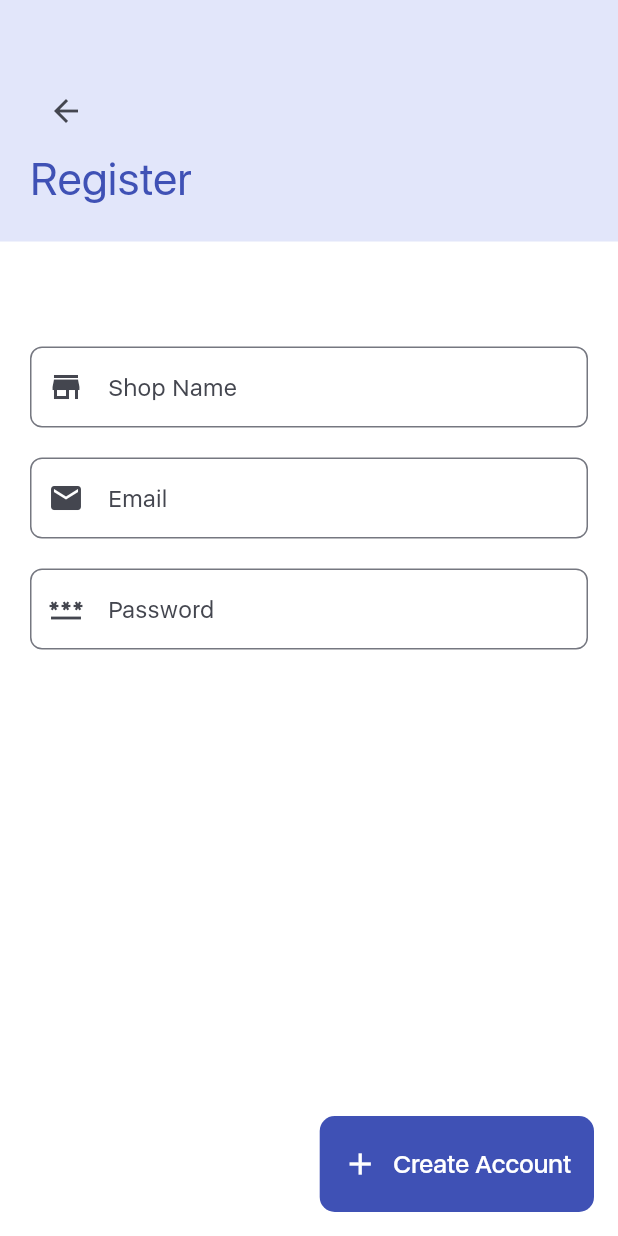
After one commit to VythonDeveloper/jeweller_billbook, a Flutter app: the EmailRegisterUI screen opened directly, on a phone screen of 412 x 824 dp. The commit adds this screen. Run offline on Flutter 3.47's test engine with Material 2 defaults, Android fonts, the phone set to English and light mode, and no system bars; our stand-ins replace cloud_firestore, firebase_auth, firebase_core, google_sign_in, shared_preferences; missing offline and left inert: page_route_transition; accounts and stored records are empty; project files that could hold a hidden picture were left out.

Commit message:
added email register/login

```diff
--- a/lib/Home/dashboard.dart
+++ b/lib/Home/dashboard.dart
@@ -24,6 +24,7 @@ class _DashboardUiState extends State<DashboardUi> {
   Widget build(BuildContext context) {
     return Scaffold(
       appBar: AppBar(
+        automaticallyImplyLeading: false,
         title: Row(
           children: [
             Icon(Icons.book),
--- /dev/null
+++ b/lib/Signin/emailRegisterUI.dart
@@ -0,0 +1,294 @@
+import 'package:flutter/material.dart';
+import 'package:flutter/services.dart';
+import 'package:jeweller_billbook/Home/home.dart';
+import 'package:page_route_transition/page_route_transition.dart';
+
+import '../colors.dart';
+import '../services/auth.dart';
+
+class EmailRegisterUI extends StatefulWidget {
+  const EmailRegisterUI({Key? key}) : super(key: key);
+
+  @override
+  _EmailRegisterUIState createState() => _EmailRegisterUIState();
+}
+
+class _EmailRegisterUIState extends State<EmailRegisterUI> {
+  final shopNameController = TextEditingController();
+  final passwordController = TextEditingController();
+  final emailController = TextEditingController();
+  bool isLoading = false;
+
+  final formKey = GlobalKey<FormState>();
+
+  @override
+  void dispose() {
+    super.dispose();
+    shopNameController.dispose();
+    passwordController.dispose();
+    emailController.dispose();
+  }
+
+  createAccount() async {
+    if (formKey.currentState!.validate()) {
+      //UNFOCUSSING THE TEXTFIELD
+      FocusScope.of(context).unfocus();
+      setState(() {
+        isLoading = true;
+      });
+      String res = await AuthMethods().registerWithEmailandPassword(
+        context,
+        emailController.text,
+        passwordController.text,
+        shopNameController.text,
+      );
+
+      setState(() {
+        isLoading = false;
+      });
+
+      if (res == 'success') {
+        Navigator.popUntil(context, (route) => false);
+        PageRouteTransition.push(context, HomePage());
+      } else {
+        print(res);
+        ScaffoldMessenger.of(context).showSnackBar(
+          SnackBar(
+            content: Text(
+              res,
+              style: TextStyle(
+                fontWeight: FontWeight.w600,
+              ),
+            ),
+            backgroundColor: Colors.red,
+          ),
+        );
+      }
+    }
+  }
+
+  @override
+  Widget build(BuildContext context) {
+    SystemChrome.setSystemUIOverlayStyle(
+      SystemUiOverlayStyle.dark.copyWith(
+        statusBarIconBrightness: Brightness.dark,
+        statusBarColor: Colors.transparent,
+        systemNavigationBarColor: primaryAccentColor,
+        systemNavigationBarIconBrightness: Brightness.dark,
+      ),
+    );
+    return Scaffold(
+      body: Container(
+        width: double.infinity,
+        height: double.infinity,
+        child: SafeArea(
+          top: false,
+          child: Form(
+            key: formKey,
+            child: Column(
+              crossAxisAlignment: CrossAxisAlignment.start,
+              // mainAxisAlignment: MainAxisAlignment.end,
+              children: [
+                Container(
+                  width: double.infinity,
+                  color: primaryAccentColor,
+                  padding: EdgeInsets.only(top: 50, bottom: 20, left: 20),
+                  child: Column(
+                    crossAxisAlignment: CrossAxisAlignment.start,
+                    children: [
+                      IconButton(
+                        onPressed: () {
+                          Navigator.pop(context);
+                        },
+                        icon: Icon(
+                          Icons.arrow_back,
+                        ),
+                      ),
+                      Text(
+                        'Register',
+                        style: TextStyle(
+                          color: primaryColor,
+                          fontSize: 30,
+                          fontWeight: FontWeight.w400,
+                        ),
+                      ),
+                    ],
+                  ),
+                ),
+                Expanded(
+                  child: ListView(
+                    padding: EdgeInsets.all(20),
+                    children: [
+                      SizedBox(
+                        height: 40,
+                      ),
+                      CustomTextField(
+                        icon: Icon(Icons.store),
+                        label: 'Shop Name',
+                        obsecureText: false,
+                        textCapitalization: TextCapitalization.sentences,
+                        controller: shopNameController,
+                        keyboardType: TextInputType.text,
+                        validator: (value) {
+                          if (value!.isEmpty) {
+                            return 'This Field is required';
+                          }
+                          return null;
+                        },
+                      ),
+                      CustomTextField(
+                        icon: Icon(Icons.email),
+                        label: 'Email',
+                        obsecureText: false,
+                        textCapitalization: TextCapitalization.none,
+                        controller: emailController,
+                        keyboardType: TextInputType.emailAddress,
+                        validator: (value) {
+                          return RegExp(
+                                      r"^[a-zA-Z0-9.!#$%&'*+/=?^_`{|}~-]+@[a-zA-Z0-9-]+(?:\.[a-zA-Z0-9-]+)*$")
+                                  .hasMatch(value!)
+                              ? null
+                              : "Provide a valid password";
+                        },
+                      ),
+                      CustomTextField(
+                        icon: Icon(Icons.password),
+                        label: 'Password',
+                        obsecureText: true,
+                        textCapitalization: TextCapitalization.none,
+                        controller: passwordController,
+                        keyboardType: TextInputType.number,
+                        validator: (value) {
+                          if (value!.length < 6) {
+                            return 'Password Length must be more than 6 characters';
+                          } else if (value.isEmpty) {
+                            return 'This Field is required';
+                          }
+                          return null;
+                        },
+                      ),
+                    ],
+                  ),
+                ),
+
+                // Row(
+                //   crossAxisAlignment: CrossAxisAlignment.center,
+                //   mainAxisAlignment: MainAxisAlignment.center,
+                //   children: [
+                //     Container(
+                //       padding:
+                //           EdgeInsets.symmetric(horizontal: 10, vertical: 6),
+                //       decoration: BoxDecoration(
+                //         color: Colors.grey.shade200,
+                //         borderRadius: BorderRadius.only(
+                //           bottomLeft: Radius.circular(6),
+                //           topLeft: Radius.circular(6),
+                //         ),
+                //       ),
+                //       child: Text(
+                //         'Already have an account?',
+                //         style: TextStyle(
+                //           color: Colors.grey.shade600,
+                //           fontWeight: FontWeight.w900,
+                //           fontSize: 12,
+                //         ),
+                //       ),
+                //     ),
+                //     InkWell(
+                //       splashColor: Colors.blue.shade100,
+                //       onTap: () {},
+                //       child: Container(
+                //         padding:
+                //             EdgeInsets.symmetric(horizontal: 10, vertical: 6),
+                //         decoration: BoxDecoration(
+                //           color: primaryColor,
+                //           borderRadius: BorderRadius.only(
+                //             topRight: Radius.circular(6),
+                //             bottomRight: Radius.circular(6),
+                //           ),
+                //         ),
+                //         child: Text(
+                //           'Log In',
+                //           style: TextStyle(
+                //             color: Colors.white,
+                //             letterSpacing: 1.6,
+                //             fontSize: 12,
+                //             fontWeight: FontWeight.w500,
+                //             // fontFamily: 'default',
+                //           ),
+                //         ),
+                //       ),
+                //     ),
+                //   ],
+                // ),
+              ],
+            ),
+          ),
+        ),
+      ),
+      floatingActionButton: MaterialButton(
+        onPressed: () {
+          if (!isLoading) {
+            createAccount();
+          }
+        },
+        shape: RoundedRectangleBorder(
+          borderRadius: BorderRadius.circular(10),
+        ),
+        color: primaryColor,
+        elevation: 0,
+        highlightElevation: 0,
+        padding: EdgeInsets.symmetric(horizontal: 15, vertical: 20),
+        child: isLoading
+            ? CircularProgressIndicator()
+            : Row(
+                mainAxisSize: MainAxisSize.min,
+                children: [
+                  Icon(
+                    Icons.add,
+                    color: Colors.white,
+                  ),
+                  SizedBox(
+                    width: 10,
+                  ),
+                  Text(
+                    'Create Account',
+                    style: TextStyle(
+                      fontSize: 17,
+                      color: Colors.white,
+                    ),
+                  ),
+                ],
+              ),
+      ),
+    );
+  }
+}
+
+Widget CustomTextField(
+    {final label,
+    obsecureText,
+    textCapitalization,
+    controller,
+    keyboardType,
+    validator,
+    icon}) {
+  return Padding(
+    padding: EdgeInsets.symmetric(vertical: 10),
+    child: TextFormField(
+      controller: controller,
+      keyboardType: keyboardType,
+      textCapitalization: textCapitalization,
+      obscureText: obsecureText,
+      decoration: InputDecoration(
+        contentPadding: EdgeInsets.symmetric(vertical: 15, horizontal: 10),
+        prefixIcon: icon,
+        labelText: label,
+        border: OutlineInputBorder(
+          borderRadius: BorderRadius.circular(8),
+        ),
+      ),
+      validator: validator,
+    ),
+  );
+}
--- /dev/null
+++ b/lib/colors.dart
@@ -0,0 +1,4 @@
+import 'package:flutter/material.dart';
+
+const primaryColor = Colors.indigo;
+const primaryAccentColor = Color.fromARGB(255, 226, 230, 250);
--- a/lib/main.dart
+++ b/lib/main.dart
@@ -2,7 +2,7 @@ import 'package:firebase_core/firebase_core.dart';
 import 'package:flutter/material.dart';
 import 'package:flutter/services.dart';
 import 'package:jeweller_billbook/Home/home.dart';
-import 'package:jeweller_billbook/Signin/loginUI.dart';
+import 'package:jeweller_billbook/Signin/welcomeUI.dart';
 import 'package:jeweller_billbook/services/auth.dart';
 import 'package:page_route_transition/page_route_transition.dart';
 
--- a/lib/services/auth.dart
+++ b/lib/services/auth.dart
@@ -3,7 +3,7 @@ import 'package:firebase_auth/firebase_auth.dart';
 import 'package:flutter/material.dart';
 import 'package:google_sign_in/google_sign_in.dart';
 import 'package:jeweller_billbook/Home/home.dart';
-import 'package:jeweller_billbook/Signin/loginUI.dart';
+import 'package:jeweller_billbook/Signin/welcomeUI.dart';
 import 'package:shared_preferences/shared_preferences.dart';
 
 import 'database.dart';
@@ -88,8 +88,135 @@ class AuthMethods {
     }
   }
 
+  //--------------------------------------->
+  ///  SIGN UP USER
+
+  Future<String> registerWithEmailandPassword(
+    BuildContext context,
+    String email,
+    String password,
+    String name,
+  ) async {
+    String res = 'Some error occurred';
+    try {
+      if (email.isNotEmpty || password.isNotEmpty || name.isNotEmpty) {
+        ///  REGISTER THE USER
+        UserCredential cred = await auth.createUserWithEmailAndPassword(
+          email: email,
+          password: password,
+        );
+        final username = email.split('@').first;
+
+        Map<String, dynamic> userInfoMap = {
+          'uid': cred.user!.uid,
+          'email': email,
+          'imgUrl': '',
+          'name': name,
+          'username': username,
+        };
+
+        final SharedPreferences prefs = await _prefs;
+
+        prefs.setString('USERKEY', cred.user!.uid);
+        prefs.setString('USERDISPLAYNAMEKEY', name);
+        prefs.setString('USERNAMEKEY', username);
+        prefs.setString('USEREMAILKEY', email);
+        prefs.setString('USERPROFILEKEY', '');
+
+        // print('UID from preference -----> ' +
+        //     prefs.getString('USERKEY').toString());
+
+        UserData.uid = cred.user!.uid;
+        UserData.email = email;
+        UserData.userDisplayName = name;
+        UserData.username = username;
+        UserData.profileUrl = '';
+
+        ///   ADD USER TO DATABASE
+        await _dbMethods
+            .addUserInfoToDB(cred.user!.uid, userInfoMap)
+            .then((value) {
+          Navigator.pushReplacement(
+              context, MaterialPageRoute(builder: (context) => HomePage()));
+        });
+
+        res = 'success';
+
+        ///////////////////////////////////////////////////
+      }
+    } on FirebaseAuthException catch (e) {
+      print(e);
+      if (e.code == 'invalid-email') {
+        res = 'The email is badly formatted';
+      }
+      if (e.code == 'email-already-in-use') {
+        res = 'This email is already in use';
+      }
+    } catch (e) {
+      res = e.toString();
+    }
+    return res;
+  }
+
+  //  LOGGING IN USER
+  Future<String> emailLogInUser({
+    required String email,
+    required String password,
+  }) async {
+    String res = 'Some error occurred';
+    try {
+      if (email.isNotEmpty || password.isNotEmpty) {
+        final cred = await auth.signInWithEmailAndPassword(
+          email: email,
+          password: password,
+        );
+
+        await FirebaseFirestore.instance
+            .collection('users')
+            .doc(cred.user!.uid)
+            .get()
+            .then((value) async {
+          UserData.uid = cred.user!.uid;
+          UserData.email = value.data()!['email'];
+          UserData.userDisplayName = value.data()!['name'];
+          UserData.username = value.data()!['username'];
+          UserData.profileUrl = '';
+
+          final SharedPreferences prefs = await _prefs;
+
+          prefs.setString('USERKEY', cred.user!.uid);
+          prefs.setString('USERDISPLAYNAMEKEY', value.data()!['name']);
+          prefs.setString('USERNAMEKEY', value.data()!['username']);
+          prefs.setString('USEREMAILKEY', value.data()!['email']);
+          prefs.setString('USERPROFILEKEY', '');
+        });
+
+        res = 'Success';
+
+        //----------------------------->
+      } else {
+        res = 'Please fill all the fields';
+      }
+    } on FirebaseAuthException catch (err) {
+      print(err);
+      if (err.code == 'invalid-email') {
+        res = 'Invalid Email Format';
+      } else if (err.code == 'user-not-found') {
+        res = 'User not found';
+      } else if (err.code == 'wrong-password') {
+        res = 'Invalid Password';
+      } else if (err.code == 'user-disabled') {
+        res = 'User Disabled';
+      }
+    } catch (e) {
+      res = e.toString();
+    }
+
+    return res;
+  }
+
+  //------------------------------------------>
   signOut(BuildContext context) async {
-    print('object');
     SharedPreferences prefs = await SharedPreferences.getInstance();
     prefs.clear();
     await auth.signOut();
```
Also changed, not shown: lib/Home/more.dart (+7 -0 lines), lib/Signin/emailLoginUI.dart (added, +210 -0 lines), lib/Signin/welcomeUI.dart (renamed from lib/Signin/loginUI.dart, +82 -8 lines), lib/assets/icons/google.png (added).
